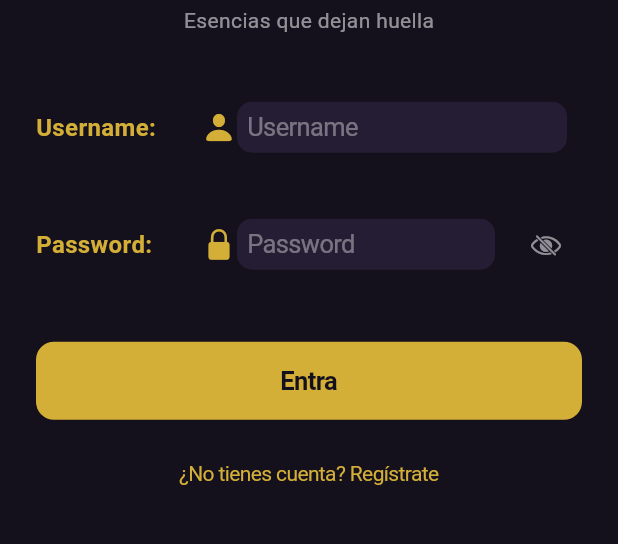
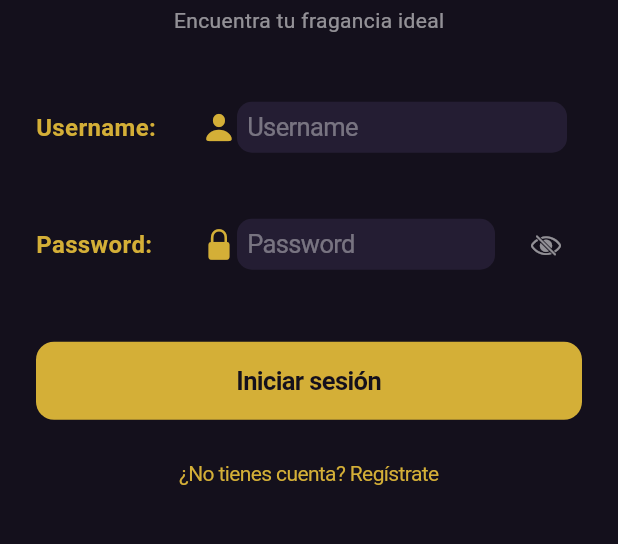
Before and after one commit to marioarriaga2007/parfinder, a Flutter app: the screen it shows after launch, on a phone screen of 412 x 824 dp, the part 505-1049 px from its top. Run offline on Flutter 3.47's test engine with Material 3 defaults, Android fonts, the phone set to English and light mode, and no system bars.

Commit message:
cambios de textos en login

```diff
--- a/lib/main.dart
+++ b/lib/main.dart
@@ -359,8 +359,8 @@ class _LoginPageState extends State<LoginPage> {
                     // Subtítulo según el modo
                     Text(
                       _modoRegistro
-                          ? 'Crea tu cuenta'
-                          : 'Esencias que dejan huella',
+                          ? 'Únete a PARFINDER'
+                          : 'Encuentra tu fragancia ideal',
                       style:
                           const TextStyle(color: Colors.white54, fontSize: 14),
                     ),
@@ -451,7 +451,7 @@ class _LoginPageState extends State<LoginPage> {
                         borderRadius: BorderRadius.circular(12),
                         onPressed: _submit,
                         child: Text(
-                          _modoRegistro ? 'Registrarme' : 'Entra',
+                          _modoRegistro ? 'Registrarme' : 'Iniciar sesión',
                           style: const TextStyle(
                             color: kFondo,
                             fontWeight: FontWeight.bold,
```
